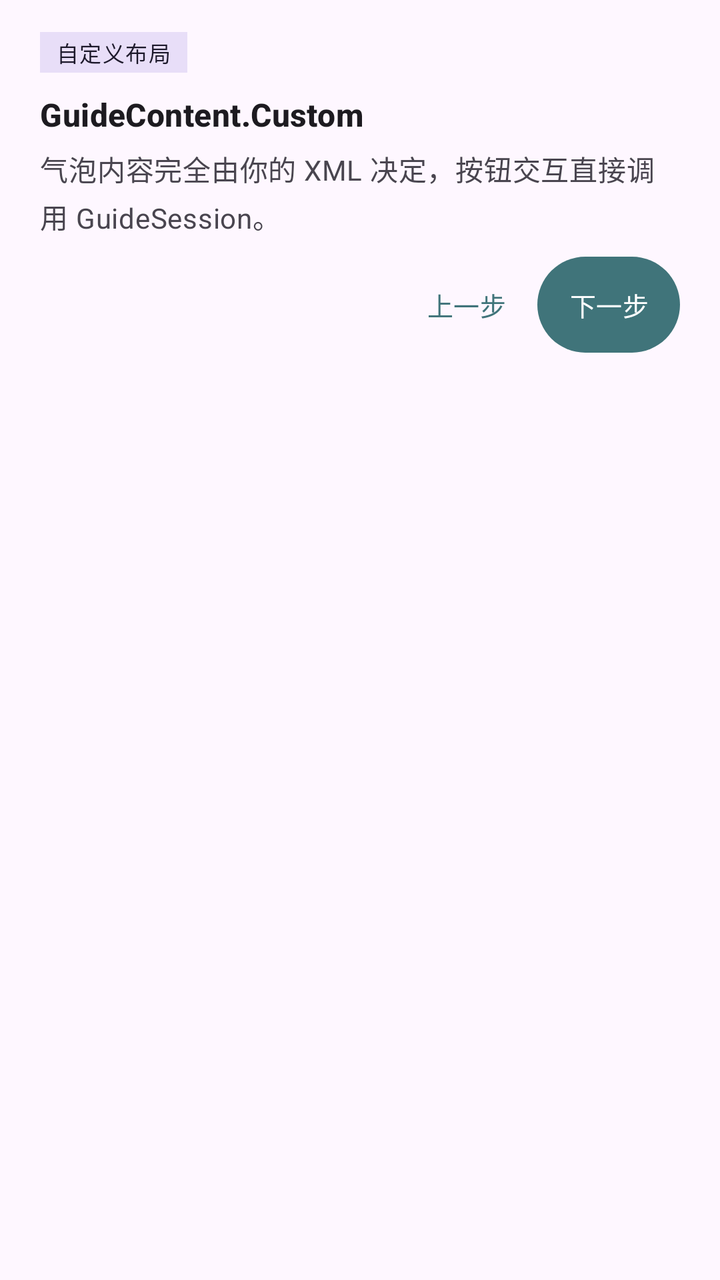
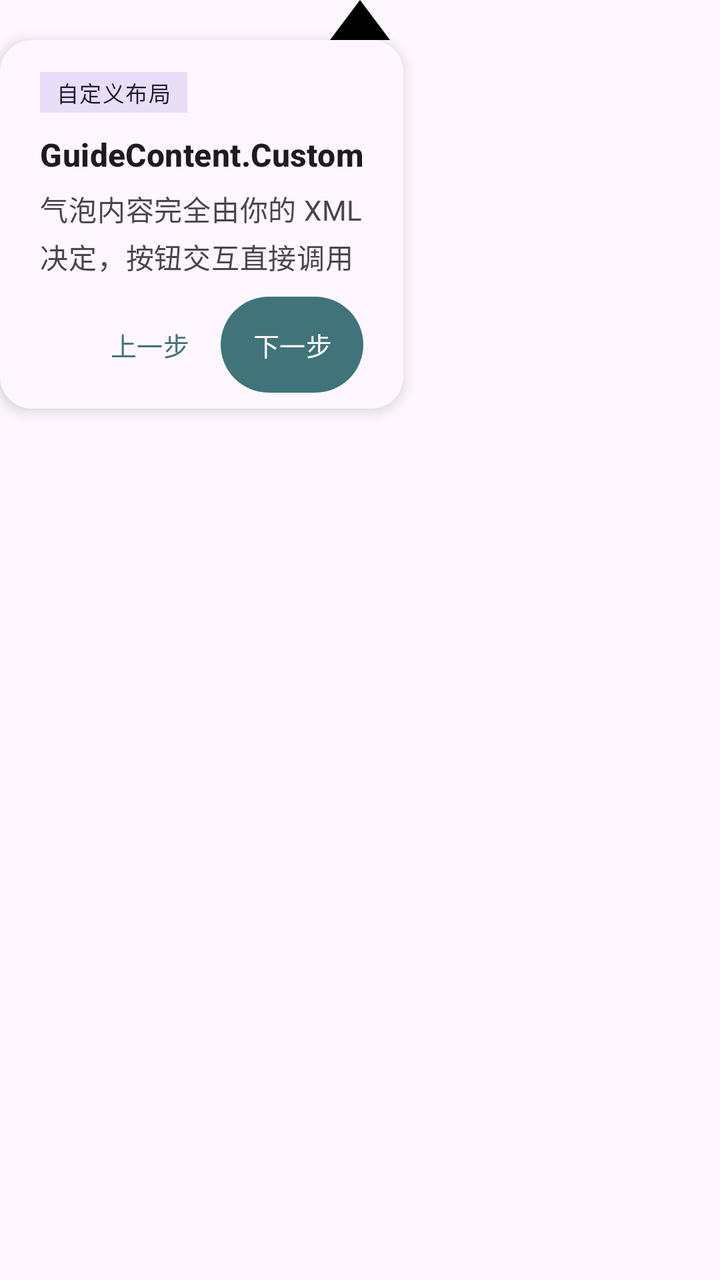

Screens rendered from an Android XML layout before and after an edit, with the pre-edit source and the edit as a unified diff.
<!-- AndroidManifest.xml: application theme Theme.PmGuide -->
<!-- res/layout/view_guide_custom_demo.xml -->
<?xml version="1.0" encoding="utf-8"?>
<LinearLayout xmlns:android="http://schemas.android.com/apk/res/android"
    xmlns:app="http://schemas.android.com/apk/res-auto"
    xmlns:tools="http://schemas.android.com/tools"
    android:layout_width="wrap_content"
    android:layout_height="wrap_content"
    android:orientation="vertical"
    android:paddingStart="20dp"
    android:paddingTop="16dp"
    android:paddingEnd="20dp"
    android:paddingBottom="8dp">

    <TextView
        android:id="@+id/custom_guide_badge"
        android:layout_width="wrap_content"
        android:layout_height="wrap_content"
        android:background="?attr/colorSecondaryContainer"
        android:paddingStart="8dp"
        android:paddingTop="2dp"
        android:paddingEnd="8dp"
        android:paddingBottom="2dp"
        android:text="@string/custom_guide_badge"
        android:textAppearance="@style/TextAppearance.Material3.LabelSmall"
        android:textColor="?attr/colorOnSecondaryContainer" />

    <TextView
        android:id="@+id/custom_guide_title"
        android:layout_width="wrap_content"
        android:layout_height="wrap_content"
        android:layout_marginTop="10dp"
        android:text="@string/custom_guide_title"
        android:textAppearance="@style/TextAppearance.Material3.TitleMedium"
        android:textColor="?attr/colorOnSurface"
        android:textStyle="bold" />

    <TextView
        android:id="@+id/custom_guide_message"
        android:layout_width="match_parent"
        android:layout_height="wrap_content"
        android:layout_marginTop="6dp"
        android:text="@string/custom_guide_message"
        android:textAppearance="@style/TextAppearance.Material3.BodyMedium"
        android:textColor="?attr/colorOnSurfaceVariant" />

    <LinearLayout
        android:layout_width="match_parent"
        android:layout_height="wrap_content"
        android:layout_marginTop="10dp"
        android:gravity="end"
        android:orientation="horizontal">

        <com.google.android.material.button.MaterialButton
            android:id="@+id/custom_guide_previous"
            style="@style/Widget.Material3.Button.TextButton"
            android:layout_width="wrap_content"
            android:layout_height="wrap_content"
            android:minWidth="0dp"
            android:paddingStart="12dp"
            android:paddingEnd="12dp"
            android:text="@string/custom_guide_previous"
            android:textSize="13sp"
            android:insetTop="0dp"
            android:insetBottom="0dp" />

        <com.google.android.material.button.MaterialButton
            android:id="@+id/custom_guide_next"
            style="@style/Widget.Material3.Button"
            android:layout_width="wrap_content"
            android:layout_height="wrap_content"
            android:layout_marginStart="4dp"
            android:minWidth="0dp"
            android:paddingStart="16dp"
            android:paddingEnd="16dp"
            android:text="@string/custom_guide_next"
            android:textSize="13sp"
            android:insetTop="0dp"
            android:insetBottom="0dp" />
    </LinearLayout>
</LinearLayout>
<!-- resources referenced by this layout -->
<resources>
  <string name="custom_guide_badge">自定义布局</string>
  <string name="custom_guide_message">气泡内容完全由你的 XML 决定，按钮交互直接调用 GuideSession。</string>
  <string name="custom_guide_next">下一步</string>
  <string name="custom_guide_previous">上一步</string>
  <string name="custom_guide_title">GuideContent.Custom</string>
  <style name="Theme.PmGuide" parent="Theme.Material3.DayNight.NoActionBar">
          <item name="colorPrimary">@color/guide_primary</item>
          <item name="colorOnPrimary">@android:color/white</item>
          <item name="colorSecondary">@color/guide_accent</item>
          <item name="colorOnSecondary">@android:color/black</item>
      </style>
  <color name="guide_primary">#40747A</color>
  <color name="guide_accent">#03DAC5</color>
</resources>

<!-- the commit's change to res/layout/view_guide_custom_demo.xml (unified diff, before → after) -->
@@ -1,79 +1,101 @@
 <?xml version="1.0" encoding="utf-8"?>
-<LinearLayout xmlns:android="http://schemas.android.com/apk/res/android"
+<androidx.constraintlayout.widget.ConstraintLayout xmlns:android="http://schemas.android.com/apk/res/android"
     xmlns:app="http://schemas.android.com/apk/res-auto"
-    xmlns:tools="http://schemas.android.com/tools"
     android:layout_width="wrap_content"
     android:layout_height="wrap_content"
-    android:orientation="vertical"
-    android:paddingStart="20dp"
-    android:paddingTop="16dp"
-    android:paddingEnd="20dp"
-    android:paddingBottom="8dp">
-
-    <TextView
-        android:id="@+id/custom_guide_badge"
+    android:clipChildren="false">
+    
+    <LinearLayout
+        android:id="@id/guide_bubble"
         android:layout_width="wrap_content"
         android:layout_height="wrap_content"
-        android:background="?attr/colorSecondaryContainer"
-        android:paddingStart="8dp"
-        android:paddingTop="2dp"
-        android:paddingEnd="8dp"
-        android:paddingBottom="2dp"
-        android:text="@string/custom_guide_badge"
-        android:textAppearance="@style/TextAppearance.Material3.LabelSmall"
-        android:textColor="?attr/colorOnSecondaryContainer" />
+        android:background="@drawable/bg_guide_custom_bubble"
+        android:elevation="4dp"
+        android:orientation="vertical"
+        android:paddingStart="20dp"
+        android:paddingTop="16dp"
+        android:paddingEnd="20dp"
+        android:paddingBottom="8dp"
+        app:layout_constraintStart_toStartOf="parent"
+        app:layout_constraintTop_toBottomOf="@id/guide_arrow">
 
-    <TextView
-        android:id="@+id/custom_guide_title"
-        android:layout_width="wrap_content"
-        android:layout_height="wrap_content"
-        android:layout_marginTop="10dp"
-        android:text="@string/custom_guide_title"
-        android:textAppearance="@style/TextAppearance.Material3.TitleMedium"
-        android:textColor="?attr/colorOnSurface"
-        android:textStyle="bold" />
-
-    <TextView
-        android:id="@+id/custom_guide_message"
-        android:layout_width="match_parent"
-        android:layout_height="wrap_content"
-        android:layout_marginTop="6dp"
-        android:text="@string/custom_guide_message"
-        android:textAppearance="@style/TextAppearance.Material3.BodyMedium"
-        android:textColor="?attr/colorOnSurfaceVariant" />
-
-    <LinearLayout
-        android:layout_width="match_parent"
-        android:layout_height="wrap_content"
-        android:layout_marginTop="10dp"
-        android:gravity="end"
-        android:orientation="horizontal">
-
-        <com.google.android.material.button.MaterialButton
-            android:id="@+id/custom_guide_previous"
-            style="@style/Widget.Material3.Button.TextButton"
+        <TextView
+            android:id="@+id/custom_guide_badge"
             android:layout_width="wrap_content"
             android:layout_height="wrap_content"
-            android:minWidth="0dp"
-            android:paddingStart="12dp"
-            android:paddingEnd="12dp"
-            android:text="@string/custom_guide_previous"
-            android:textSize="13sp"
-            android:insetTop="0dp"
-            android:insetBottom="0dp" />
+            android:background="?attr/colorSecondaryContainer"
+            android:paddingStart="8dp"
+            android:paddingTop="2dp"
+            android:paddingEnd="8dp"
+            android:paddingBottom="2dp"
+            android:text="@string/custom_guide_badge"
+            android:textAppearance="@style/TextAppearance.Material3.LabelSmall"
+            android:textColor="?attr/colorOnSecondaryContainer" />
 
-        <com.google.android.material.button.MaterialButton
-            android:id="@+id/custom_guide_next"
-            style="@style/Widget.Material3.Button"
+        <TextView
+            android:id="@+id/custom_guide_title"
             android:layout_width="wrap_content"
             android:layout_height="wrap_content"
-            android:layout_marginStart="4dp"
-            android:minWidth="0dp"
-            android:paddingStart="16dp"
-            android:paddingEnd="16dp"
-            android:text="@string/custom_guide_next"
-            android:textSize="13sp"
-            android:insetTop="0dp"
-            android:insetBottom="0dp" />
+            android:layout_marginTop="10dp"
+            android:text="@string/custom_guide_title"
+            android:textAppearance="@style/TextAppearance.Material3.TitleMedium"
+            android:textColor="?attr/colorOnSurface"
+            android:textStyle="bold" />
+
+        <TextView
+            android:id="@+id/custom_guide_message"
+            android:layout_width="match_parent"
+            android:layout_height="wrap_content"
+            android:layout_marginTop="6dp"
+            android:text="@string/custom_guide_message"
+            android:textAppearance="@style/TextAppearance.Material3.BodyMedium"
+            android:textColor="?attr/colorOnSurfaceVariant" />
+
+        <LinearLayout
+            android:layout_width="match_parent"
+            android:layout_height="wrap_content"
+            android:layout_marginTop="10dp"
+            android:gravity="end"
+            android:orientation="horizontal">
+
+            <com.google.android.material.button.MaterialButton
+                android:id="@+id/custom_guide_previous"
+                style="@style/Widget.Material3.Button.TextButton"
+                android:layout_width="wrap_content"
+                android:layout_height="wrap_content"
+                android:insetTop="0dp"
+                android:insetBottom="0dp"
+                android:minWidth="0dp"
+                android:paddingStart="12dp"
+                android:paddingEnd="12dp"
+                android:text="@string/custom_guide_previous"
+                android:textSize="13sp" />
+
+            <com.google.android.material.button.MaterialButton
+                android:id="@+id/custom_guide_next"
+                style="@style/Widget.Material3.Button"
+                android:layout_width="wrap_content"
+                android:layout_height="wrap_content"
+                android:layout_marginStart="4dp"
+                android:insetTop="0dp"
+                android:insetBottom="0dp"
+                android:minWidth="0dp"
+                android:paddingStart="16dp"
+                android:paddingEnd="16dp"
+                android:text="@string/custom_guide_next"
+                android:textSize="13sp" />
+        </LinearLayout>
     </LinearLayout>
-</LinearLayout>
+
+    
+    <ImageView
+        android:id="@id/guide_arrow"
+        android:layout_width="30dp"
+        android:layout_height="20dp"
+        android:contentDescription="@null"
+        android:scaleType="fitCenter"
+        android:src="@drawable/ic_guide_arrow"
+        app:layout_constraintBottom_toTopOf="@id/guide_bubble"
+        app:layout_constraintEnd_toEndOf="parent"
+        app:layout_constraintStart_toStartOf="parent" />
+</androidx.constraintlayout.widget.ConstraintLayout>
<!-- resource entries referenced after the edit -->
@@ -1,5 +1,23 @@
 <!-- resources referenced by this layout -->
 <resources>
+  <!-- drawable bg_guide_custom_bubble (drawable) -->
+  <?xml version="1.0" encoding="utf-8"?>
+  <shape xmlns:android="http://schemas.android.com/apk/res/android"
+      android:shape="rectangle">
+      <solid android:color="?attr/colorSurface" />
+      <corners android:radius="16dp" />
+  </shape>
+  <!-- drawable ic_guide_arrow (drawable) -->
+  <?xml version="1.0" encoding="utf-8"?>
+  <vector xmlns:android="http://schemas.android.com/apk/res/android"
+      android:width="18dp"
+      android:height="12dp"
+      android:viewportWidth="18"
+      android:viewportHeight="12">
+      <path
+          android:fillColor="#000000"
+          android:pathData="M0,12 L9,0 L18,12 Z" />
+  </vector>
   <string name="custom_guide_badge">自定义布局</string>
   <string name="custom_guide_message">气泡内容完全由你的 XML 决定，按钮交互直接调用 GuideSession。</string>
   <string name="custom_guide_next">下一步</string>
